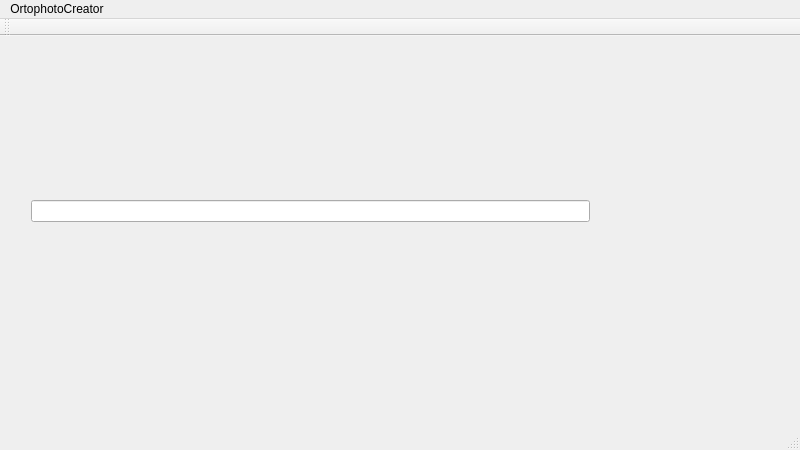
marcos2307/OrtophotoCreator, file mainwindow.ui: the form before one commit.
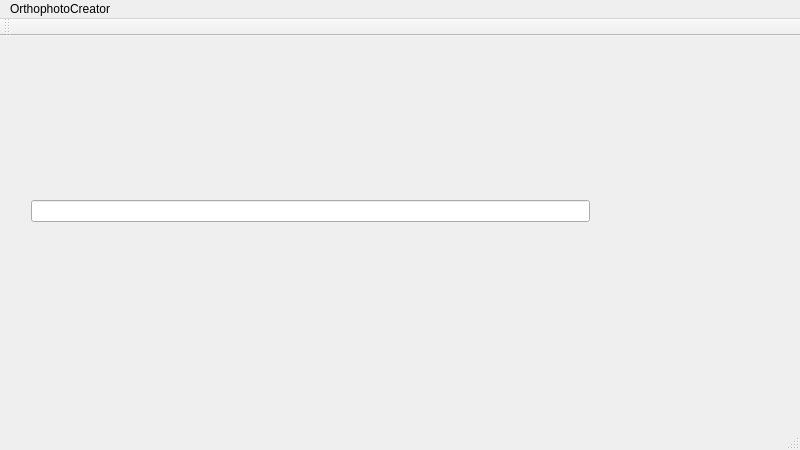
The form after the commit.

Commit message: Agregue una h

```diff
--- a/mainwindow.ui
+++ b/mainwindow.ui
@@ -39,13 +39,13 @@
     <rect>
      <x>0</x>
      <y>0</y>
-     <width>620</width>
+     <width>800</width>
      <height>22</height>
     </rect>
    </property>
    <widget class="QMenu" name="menuOrtophotoCreator">
     <property name="title">
-     <string>OrtophotoCreator</string>
+     <string>OrthophotoCreator</string>
     </property>
    </widget>
    <addaction name="menuOrtophotoCreator"/>
```
Left out of the diff: 2 changed lines with no effect on the pictures.
